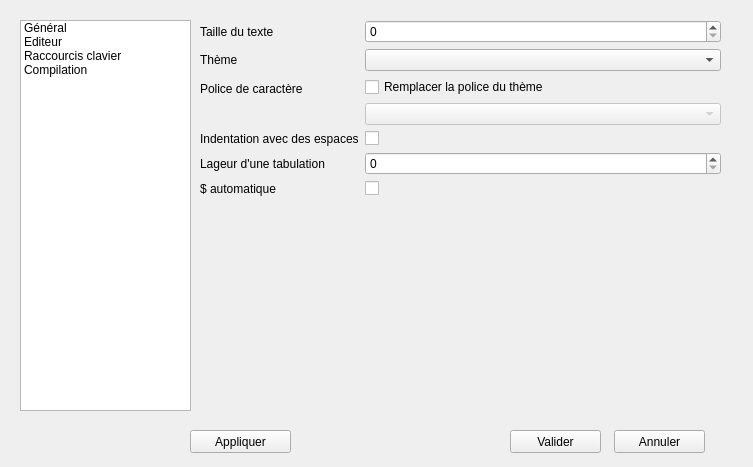
Qt form source/dialogconfig.ui (Bramas/texiteasy) before a commit.
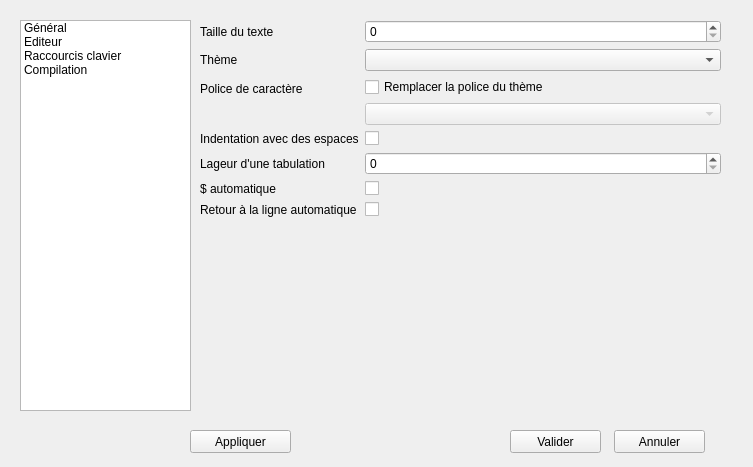
The same form after that commit.

Commit message: add lineWrapMode option + when line is wrapped, the lines of a block are indented like the first line of the block

Diff of the .ui file:
```diff
--- a/source/dialogconfig.ui
+++ b/source/dialogconfig.ui
@@ -202,6 +202,20 @@
           </property>
          </widget>
         </item>
+        <item row="7" column="0">
+         <widget class="QLabel" name="label_13">
+          <property name="text">
+           <string>Retour à la ligne automatique</string>
+          </property>
+         </widget>
+        </item>
+        <item row="7" column="1">
+         <widget class="QCheckBox" name="checkBoxLineWrapped">
+          <property name="text">
+           <string/>
+          </property>
+         </widget>
+        </item>
        </layout>
       </item>
      </layout>
```
The commit also changes 8 other files.
